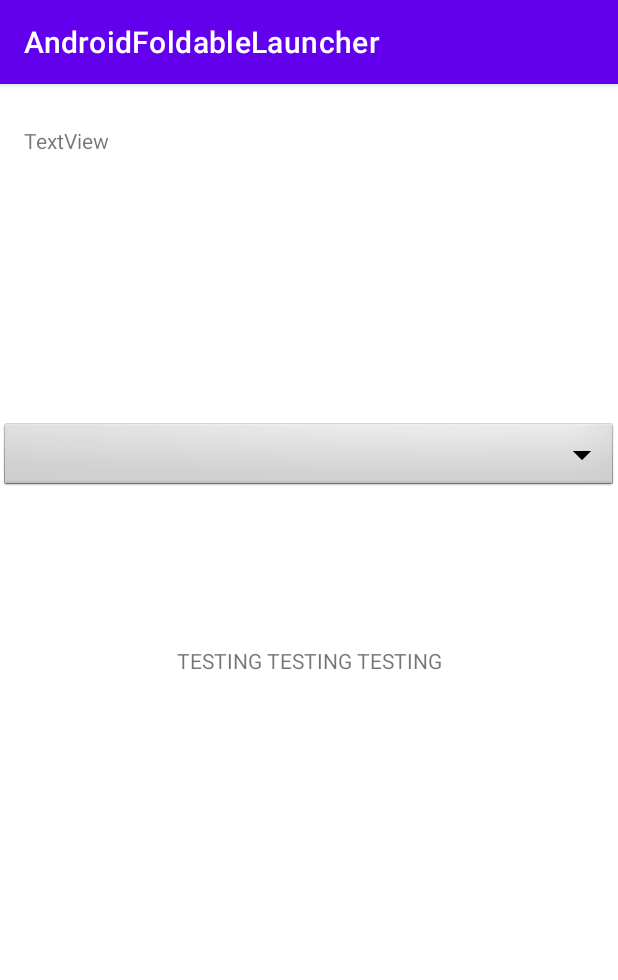
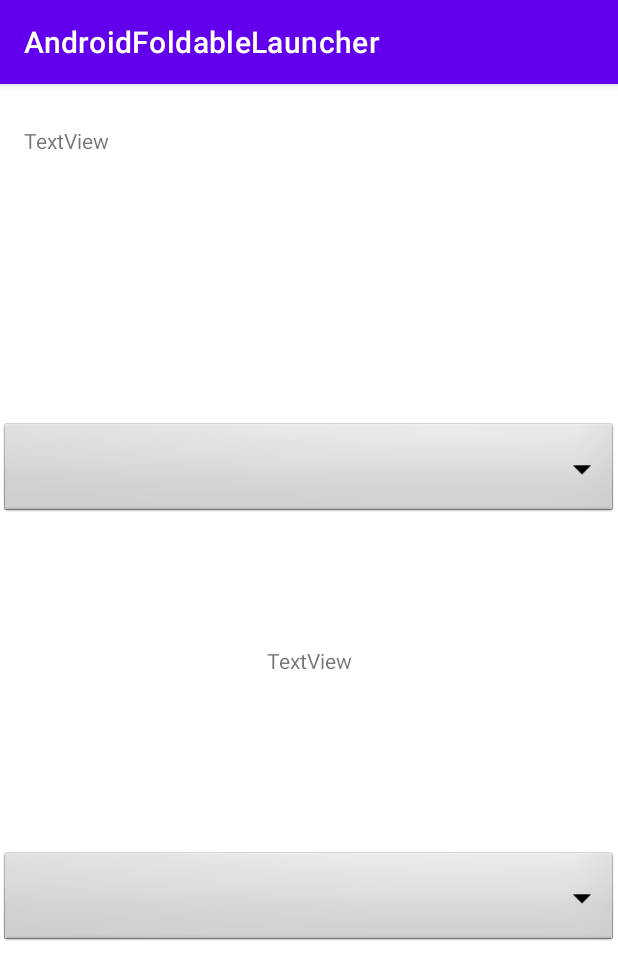
Before and after one commit to ajperson1927/AndroidFoldableLauncher, an Android app: the screen it shows after launch (MainActivity), on a phone screen of 412 x 824 dp. Shown: the top 980 px of the screen. Run offline under Robolectric (Android 15) with nearby library versions, the phone set to English and light mode, and no system bars; libraries missing offline, so code that uses them is left out: androidx.window; 3 statements that could not run were skipped.

Commit message:
Project is now completely converted to Java

```diff
--- a/app/src/main/java/com/example/androidfoldablelauncher/MainActivity.java
+++ b/app/src/main/java/com/example/androidfoldablelauncher/MainActivity.java
@@ -1,14 +1,30 @@
 package com.example.androidfoldablelauncher;
 
+import android.content.Intent;
 import android.content.pm.PackageManager;
+import android.content.pm.ResolveInfo;
+import android.hardware.ConsumerIrManager;
 import android.os.Bundle;
+import android.os.Handler;
+import android.os.Looper;
+import android.view.View;
+import android.widget.AdapterView;
+import android.widget.ArrayAdapter;
+import android.widget.Spinner;
 import android.widget.TextView;
 
 import androidx.appcompat.app.AppCompatActivity;
+import androidx.core.util.Consumer;
 import androidx.window.WindowLayoutInfo;
 import androidx.window.WindowManager;
 
 import com.example.androidfoldablelauncher.databinding.ActivityMainBinding;
+
+import java.util.ArrayList;
+import java.util.Arrays;
+import java.util.Collections;
+import java.util.List;
+import java.util.concurrent.Executor;
 
 
 public class MainActivity extends AppCompatActivity {
@@ -26,24 +42,61 @@ public class MainActivity extends AppCompatActivity {
 
         windowManager = new WindowManager(this);
         packageManager = getPackageManager();
+        stateContainer = new StateContainer();
+        stateLog = new StringBuilder();
     }
 
     @Override
     protected void onStart() {
         super.onStart();
-        TextView tv = findViewById(R.id.textView);
-        tv.setText("TESTING TESTING TESTING");
+
+        //This creates an executor to be used by the window manager callback
+        Executor executor = runnable -> new Handler(Looper.getMainLooper()).post(runnable);
+        windowManager.registerLayoutChangeCallback(executor, stateContainer);
+
+        setupSpinners();
+
+
     }
+
+    private void setupSpinners() {
+        //Creates an intent to sort installed apps. In this case, I'm sorting the apps that are launchers
+        Intent appIntent = new Intent(Intent.ACTION_MAIN);
+        appIntent.addCategory(Intent.CATEGORY_HOME);
+
+        //This does the actual sorting, and outputs a list
+        List<ResolveInfo> resolveInfoList = packageManager.queryIntentActivities(appIntent,0);
+
+        //This creates a list of package names for installed launchers. It's intended to be used
+        // in a spinner, so the first element is blank for the purpose of the spinner starting out blank
+        List<String> launcherList = new ArrayList<>();
+        launcherList.add(" ");
+
+        for (ResolveInfo resolveInfo : resolveInfoList) {
+            launcherList.add(resolveInfo.activityInfo.packageName);
+        }
+
+        //Creates an array adapter for the spinners, the sets the spinners' adapter to it
+        ArrayAdapter<String> arrayAdapter = new ArrayAdapter<String>(this, R.layout.spinner_item, launcherList);
+        Spinner foldedSpinner = findViewById(R.id.foldedSpinner);
+        Spinner unfoldedSpinner = findViewById(R.id.unfoldedSpinner);
+        foldedSpinner.setAdapter(arrayAdapter);
+        unfoldedSpinner.setAdapter(arrayAdapter);
 
 
 
+    }
+
+    //This updates the log on screen with the current display features when called
     void updateStateLog(WindowLayoutInfo layoutInfo) {
         stateLog.append(" ").append(layoutInfo).append("\n");
         binding.stateUpdateLog.setText(stateLog);
     }
 
-    class StateContainer {
-        StateContainer(WindowLayoutInfo windowLayoutInfo) {
+
+    class StateContainer implements Consumer<WindowLayoutInfo> {
+        @Override
+        public void accept(WindowLayoutInfo windowLayoutInfo) {
             updateStateLog(windowLayoutInfo);
         }
     }
--- a/app/src/main/java/com/example/androidfoldablelauncher/MainActivity2.kt
+++ b/app/src/main/java/com/example/androidfoldablelauncher/MainActivity2.kt
@@ -13,15 +13,9 @@ import java.lang.StringBuilder
 import java.util.concurrent.Executor
 import androidx.core.util.Consumer
 
-import android.graphics.drawable.ColorDrawable
-import android.view.View
 import android.widget.ArrayAdapter
 import android.widget.Spinner
 import android.widget.TextView
-import androidx.window.FoldingFeature
-import java.text.SimpleDateFormat
-import java.util.Date
-import java.util.Locale
 import androidx.window.WindowLayoutInfo
 
 
@@ -61,7 +55,7 @@ class MainActivity2 : AppCompatActivity() {
             stringList.add(resolveInfo.activityInfo.packageName)
         }
         var arrayAdapter: ArrayAdapter<String> = ArrayAdapter<String>(this, R.layout.spinner_item, stringList)
-        var sp1: Spinner = findViewById(R.id.spinner1)
+        var sp1: Spinner = findViewById(R.id.foldedSpinner)
         sp1.adapter = arrayAdapter
         var tv: TextView = findViewById(R.id.textView)
         tv.text = string
--- a/app/src/main/res/layout/activity_main.xml
+++ b/app/src/main/res/layout/activity_main.xml
@@ -27,7 +27,7 @@
         app:layout_constraintTop_toTopOf="parent" />
 
     <Spinner
-        android:id="@+id/spinner1"
+        android:id="@+id/foldedSpinner"
         android:layout_width="match_parent"
         android:layout_height="wrap_content"
         android:layout_marginTop="224dp"
@@ -39,4 +39,18 @@
         app:layout_constraintHorizontal_bias="1.0"
         app:layout_constraintStart_toStartOf="parent"
         app:layout_constraintTop_toTopOf="parent" />
+
+    <Spinner
+        android:id="@+id/unfoldedSpinner"
+        android:layout_width="match_parent"
+        android:layout_height="wrap_content"
+        android:layout_marginTop="220dp"
+        android:background="@android:drawable/btn_dropdown"
+        android:dropDownWidth="match_parent"
+        android:popupBackground="@android:drawable/divider_horizontal_dark"
+        android:spinnerMode="dialog"
+        app:layout_constraintEnd_toEndOf="parent"
+        app:layout_constraintHorizontal_bias="0.0"
+        app:layout_constraintStart_toStartOf="parent"
+        app:layout_constraintTop_toBottomOf="@+id/foldedSpinner" />
 </androidx.constraintlayout.widget.ConstraintLayout>
```
